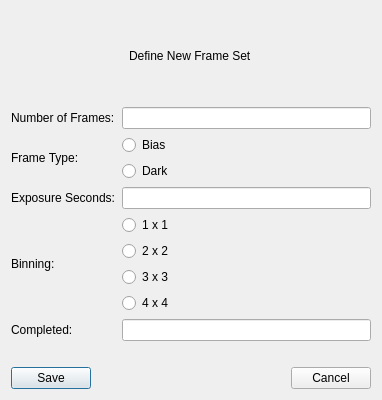
RMcDOttawa/pySkyDarks3, file AddFrameSet.ui: the form before one commit.
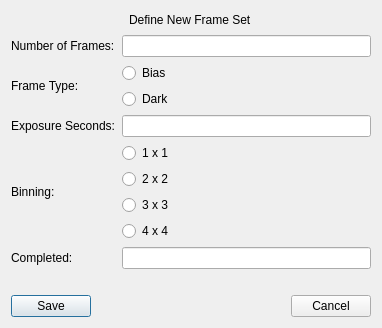
The form after the commit.

Diff of the .ui file:
```diff
--- a/AddFrameSet.ui
+++ b/AddFrameSet.ui
@@ -7,7 +7,7 @@
     <x>0</x>
     <y>0</y>
     <width>382</width>
-    <height>400</height>
+    <height>328</height>
    </rect>
   </property>
   <property name="windowTitle">
```
Left out of the diff: 52 changed lines with no effect on the pictures.
